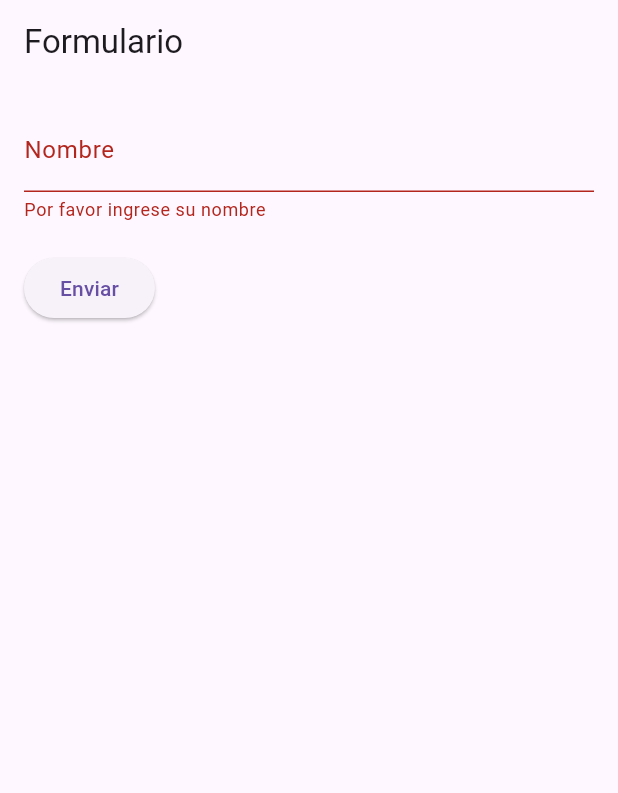
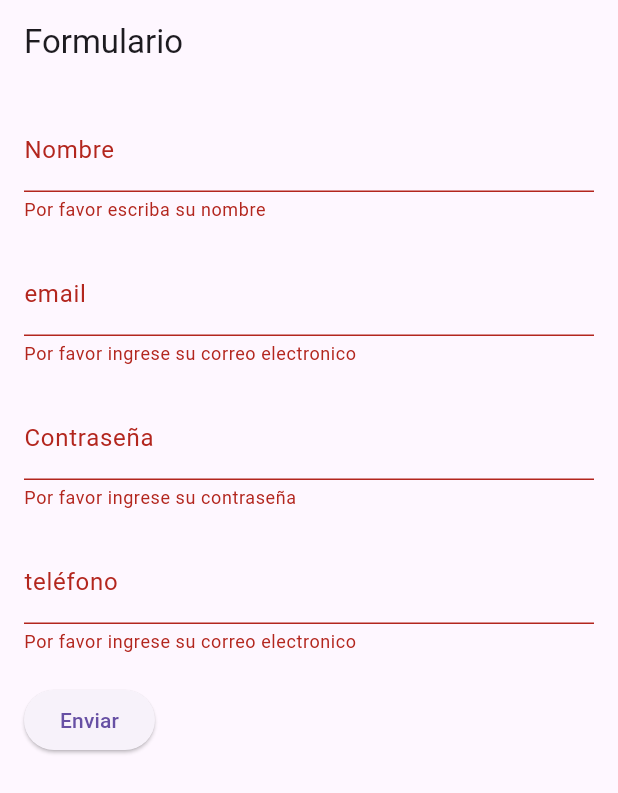
Before and after one commit to Juand4rck12/flutter-projects, a Flutter app: the screen it shows after launch, after a tap on "Enviar", on a phone screen of 412 x 824 dp. Shown: the top 793 px of the screen. Run offline on Flutter 3.47's test engine with Material 3 defaults, Android fonts, the phone set to English and light mode, and no system bars; our stand-ins replace cached_network_image, google_fonts, math_expressions.

Commit message:
Campos de texto principales con validación
Se añaden campos de texto principales para:
 - Nombre
 - Correo (con validación mediante expresiones regulares)
 - Contraseña
 - Teléfono

```diff
--- a/forms_example/lib/screens/forms_screens.dart
+++ b/forms_example/lib/screens/forms_screens.dart
@@ -9,6 +9,18 @@ class FormsScreens extends StatefulWidget {
 
 class _FormsScreensState extends State<FormsScreens> {
   final _formKey = GlobalKey<FormState>();
+  final TextEditingController _nameController = TextEditingController();
+  final TextEditingController _emailController = TextEditingController();
+  final TextEditingController _passwordController = TextEditingController();
+  final TextEditingController _phoneController = TextEditingController();
+
+  String? validateFields(String? value, String message) {
+    if (value == null || value.isEmpty) {
+      return message;
+    }
+    return null;
+  }
+
   @override
   Widget build(BuildContext context) {
     return Scaffold(
@@ -20,14 +32,72 @@ class _FormsScreensState extends State<FormsScreens> {
           child: Column(
             crossAxisAlignment: CrossAxisAlignment.start,
             children: <Widget>[
+              // ----- Campo de nombre -----
               TextFormField(
+                controller: _nameController,
                 decoration: const InputDecoration(
                   labelText: "Nombre",
                   hintText: "Ingrese su nombre",
                 ),
+                validator: (value) =>
+                    validateFields(value, "Por favor escriba su nombre"),
+              ),
+              const SizedBox(height: 20.0),
+              // ----- Campo de email -----
+              TextFormField(
+                controller: _emailController,
+                keyboardType: TextInputType.emailAddress,
+                decoration: const InputDecoration(
+                  labelText: "email",
+                  hintText: "Ingrese su correo electronico",
+                ),
                 validator: (value) {
                   if (value == null || value.isEmpty) {
-                    return "Por favor ingrese su nombre";
+                    return "Por favor ingrese su correo electronico";
+                  }
+                  if (!RegExp(r'^[^@]+@[^@]+\. [^@]+').hasMatch(value)) {
+                    return "Por favor ingrese un correo valido";
+                  }
+                  return null;
+                },
+              ),
+              const SizedBox(height: 20.0),
+              // ----- Campo de contraseña -----
+              TextFormField(
+                controller: _passwordController,
+                obscureText: true,
+                decoration: const InputDecoration(
+                  labelText: "Contraseña",
+                  hintText: "Ingrese su contraseña",
+                ),
+                validator: (value) {
+                  if (value == null || value.isEmpty) {
+                    return "Por favor ingrese su contraseña";
+                  }
+                  if (value.length < 6) {
+                    return "Por favor ingrese una contraseña con más de 6 caracteres";
+                  }
+                  return null;
+                },
+              ),
+              const SizedBox(height: 20.0),
+              // ----- Campo de teléfono -----
+              TextFormField(
+                controller: _phoneController,
+                keyboardType: TextInputType.phone,
+                decoration: const InputDecoration(
+                  labelText: "teléfono",
+                  hintText: "Ingrese su teléfono",
+                ),
+                validator: (value) {
+                  if (value == null || value.isEmpty) {
+                    return "Por favor ingrese su correo electronico";
+                  }
+                  if (!RegExp(r'^[0-9]+$').hasMatch(value)) {
+                    return "Por favor ingrese un teléfono valido";
+                  }
+                  if (value.length != 10) {
+                    return "El número debe tener 10 digitos";
                   }
                   return null;
                 },
```
